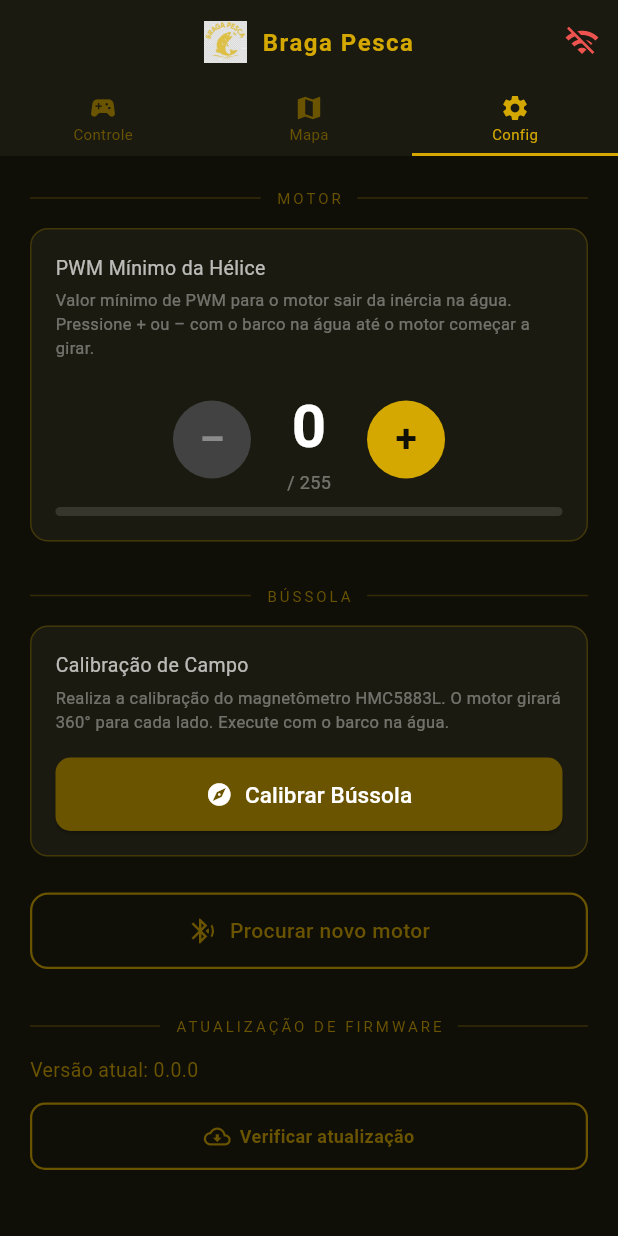
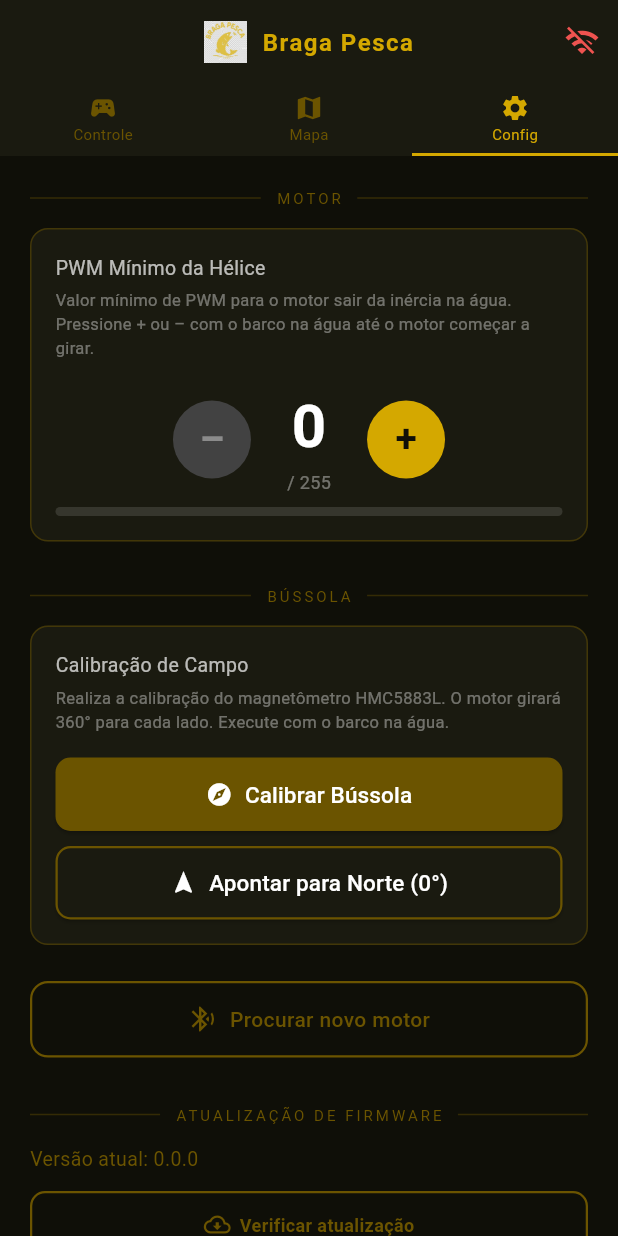
Before and after one commit to wilianpasternak/ModuloBarco, a Flutter app: the AppShell screen opened directly with empty values, after a tap on the "wifi" icon, after a tap on "Mapa", after a tap on "Config", on a phone screen of 412 x 824 dp. Run offline on Flutter 3.47's test engine with Material 3 defaults, Android fonts, the phone set to English and light mode, and no system bars; our stand-ins replace flutter_blue_plus, flutter_map, latlong2, permission_handler, shared_preferences; accounts and stored records are empty.

Commit message:
feat: botão Apontar para Norte na calibração da bússola
Firmware:
- Modo apontaNorteMode agora usa PWM fixo 120 e histerese 5° (era PID 150-240 + 8°)
- Novos comandos BLE: $APN (ativa) e $APN- (desativa)
- Desativa anchorMode e northMode ao ativar

App (Settings):
- Botão "Apontar para Norte (0°)" → motor gira lentamente até 0°
- Texto muda para "Parar" (vermelho) enquanto ativo
- Ao sair da tela, envia $APN- automaticamente por segurança

Co-Authored-By: Claude Sonnet 4.6 <noreply@anthropic.com>

```diff
--- a/barco_app/lib/screens/settings_screen.dart
+++ b/barco_app/lib/screens/settings_screen.dart
@@ -20,6 +20,7 @@ class SettingsScreen extends StatefulWidget {
 class _SettingsScreenState extends State<SettingsScreen> {
   int _pwmHelMin = 0;
   StreamSubscription? _hmnSub;
+  bool _apontandoNorte = false;
 
   // OTA state
   String? _latestVersion;
@@ -36,7 +37,19 @@ class _SettingsScreenState extends State<SettingsScreen> {
   @override
   void dispose() {
     _hmnSub?.cancel();
+    // Garante que o modo aponta-norte para ao sair da tela
+    if (_apontandoNorte) widget.ble.sendPararNorte();
     super.dispose();
+  }
+
+  Future<void> _toggleApontarNorte() async {
+    if (_apontandoNorte) {
+      await widget.ble.sendPararNorte();
+      setState(() => _apontandoNorte = false);
+    } else {
+      await widget.ble.sendApontarNorte();
+      setState(() => _apontandoNorte = true);
+    }
   }
 
   Future<void> _incrementPwm() async {
@@ -250,6 +263,30 @@ class _SettingsScreenState extends State<SettingsScreen> {
                     onPressed: _calibrate,
                   ),
                 ),
+                const SizedBox(height: 10),
+                SizedBox(
+                  width: double.infinity,
+                  child: ElevatedButton.icon(
+                    style: ElevatedButton.styleFrom(
+                      backgroundColor: _apontandoNorte ? Colors.red.shade800 : _kPanel,
+                      foregroundColor: Colors.white,
+                      padding: const EdgeInsets.symmetric(vertical: 14),
+                      shape: RoundedRectangleBorder(
+                        borderRadius: BorderRadius.circular(10),
+                        side: BorderSide(
+                          color: _apontandoNorte ? Colors.red.shade400 : _kGoldDim,
+                          width: 1.5,
+                        ),
+                      ),
+                    ),
+                    icon: Icon(_apontandoNorte ? Icons.stop_circle_outlined : Icons.navigation),
+                    label: Text(
+                      _apontandoNorte ? 'Parar' : 'Apontar para Norte (0°)',
+                      style: const TextStyle(fontSize: 15),
+                    ),
+                    onPressed: _toggleApontarNorte,
+                  ),
+                ),
               ],
             ),
           ),
--- a/barco_app/lib/services/ble_service.dart
+++ b/barco_app/lib/services/ble_service.dart
@@ -156,6 +156,10 @@ class BleService {
   // --- Calibrar bussola ---
   Future<void> sendCalibrate()     => sendCommand('\$CAL');
 
+  // --- Aponta Norte (calibracao): gira para 0° com PWM 120 e histerese 5° ---
+  Future<void> sendApontarNorte()  => sendCommand('\$APN');
+  Future<void> sendPararNorte()    => sendCommand('\$APN-');
+
   // --- Saved device ---
   static Future<void> saveDevice(String remoteId) async {
     final prefs = await SharedPreferences.getInstance();
```
Also changed, not shown: 1 other file.
